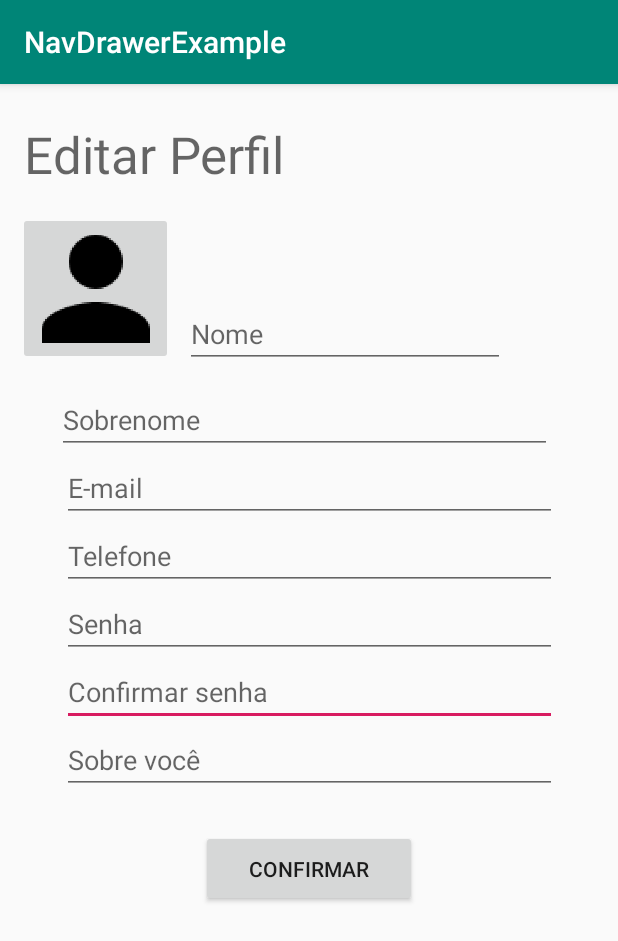
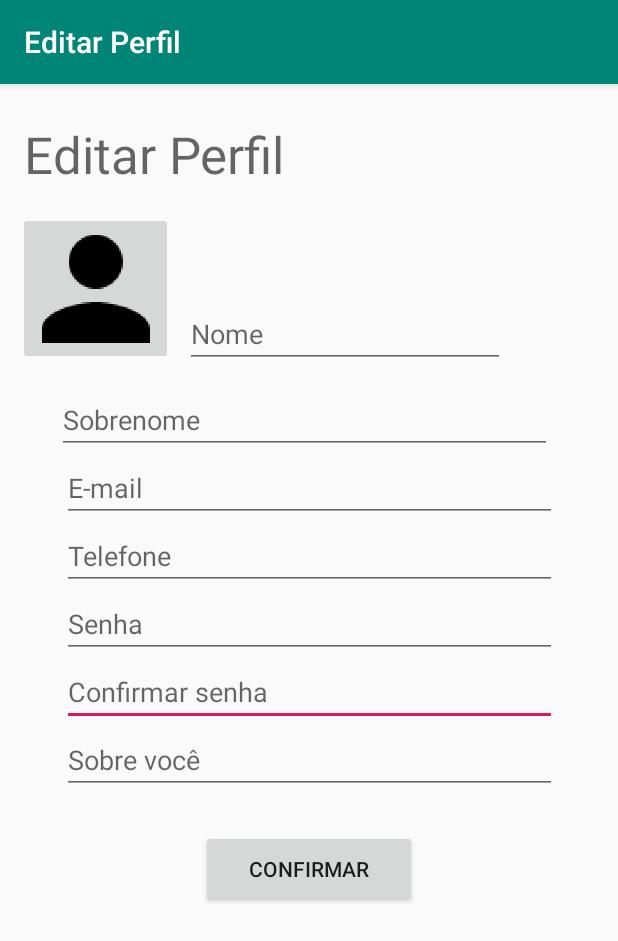
Before and after one commit to lucas-medeiros/NavDrawerExample, an Android app: the fragment PerfilFragment shown on its own in the app's theme, after a tap on "Redireciona para tela de editar perfil", on a phone screen of 412 x 824 dp. Shown: the top 941 px of the screen. Run offline under Robolectric (Android 15) with nearby library versions, the phone set to English and light mode, and no system bars.

```diff
--- a/app/src/main/java/com/example/navdrawerexample/EditarPerfilActivity.java
+++ b/app/src/main/java/com/example/navdrawerexample/EditarPerfilActivity.java
@@ -16,6 +16,8 @@ public class EditarPerfilActivity extends AppCompatActivity {
     protected void onCreate(Bundle savedInstanceState) {
         super.onCreate(savedInstanceState);
         setContentView(R.layout.activity_editar_perfil);
+
+        getSupportActionBar().setTitle("Editar Perfil");
 
         final ImageButton imageButton_fotoPerfilEP = findViewById(R.id.imageButton_fotoPerfilEP);
         final Button bConfimar = findViewById(R.id.button_confirmarEP);
--- a/app/src/main/java/com/example/navdrawerexample/ui/Perfil/PerfilFragment.java
+++ b/app/src/main/java/com/example/navdrawerexample/ui/Perfil/PerfilFragment.java
@@ -55,8 +55,8 @@ public class PerfilFragment extends Fragment {
         alPets.add(pet3);
         alPets.add(pet4);
 
-        //ArrayAdapter<String> adapter = new ArrayAdapter<String>(this,android.R.layout.simple_list_item_1, alPets);
-        //PetList.setAdapter(adapter);
+        ArrayAdapter<String> adapter = new ArrayAdapter<>(getContext(),android.R.layout.simple_list_item_1, alPets);
+        PetList.setAdapter(adapter);
 
 
         //EditText SETUP:
```
